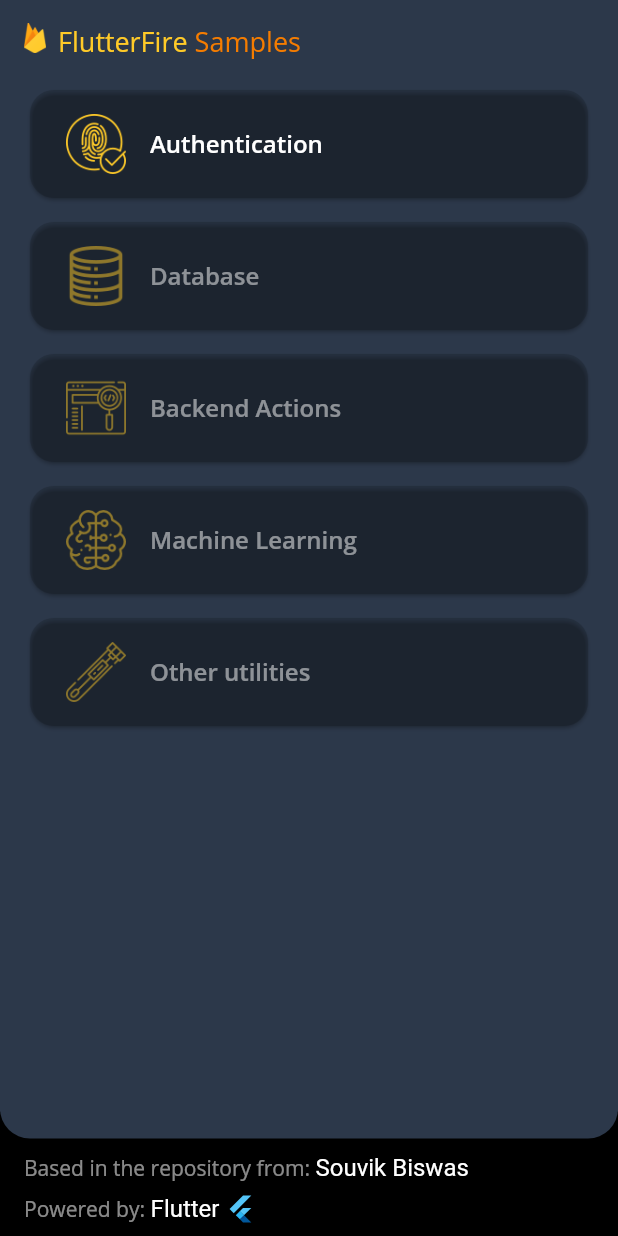
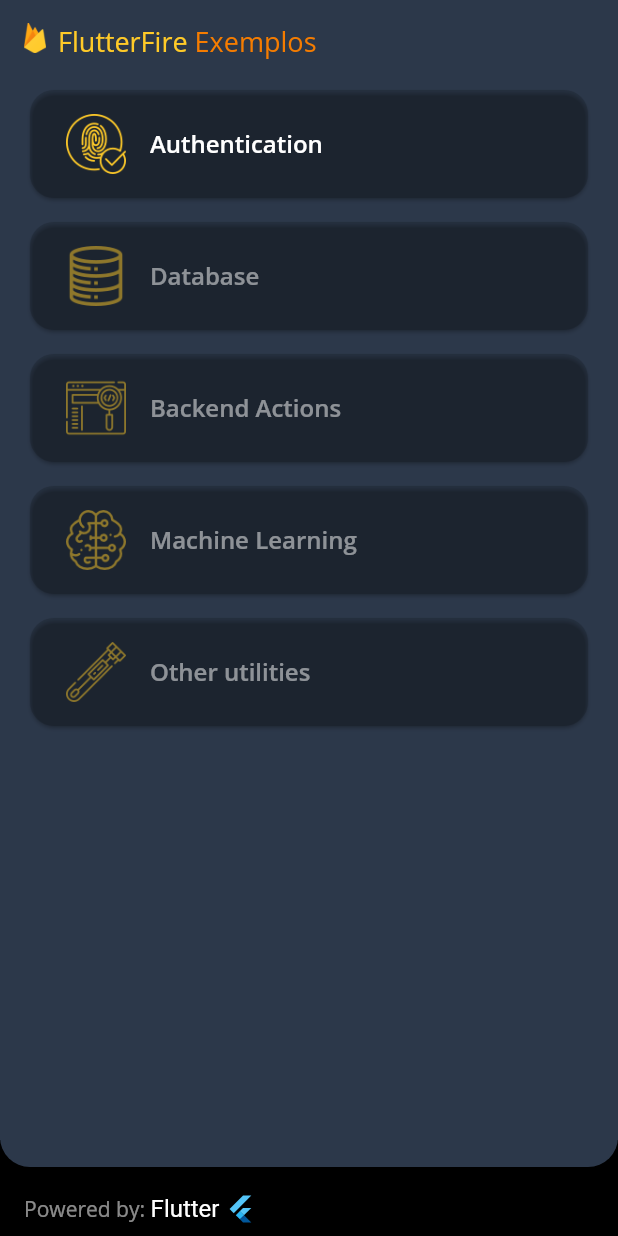
Before and after one commit to PabloGMZILLI/flutterfire-samples-master, a Flutter app: the screen it shows after launch, on a phone screen of 412 x 824 dp. Run offline on Flutter 3.47's test engine with Material 2 defaults, Android fonts, the phone set to English and light mode, and no system bars; our stand-ins replace cloud_firestore, firebase_auth, firebase_core, google_sign_in; accounts and stored records are empty.

Commit message:
Update readme and screens titles

```diff
--- a/lib/main.dart
+++ b/lib/main.dart
@@ -10,7 +10,7 @@ class MyApp extends StatelessWidget {
   @override
   Widget build(BuildContext context) {
     return MaterialApp(
-      title: 'FlutterFire Samples',
+      title: 'Exemplo de autenticador',
       debugShowCheckedModeBanner: false,
       theme: ThemeData(
         primarySwatch: Colors.indigo,
--- a/lib/screens/authentication/email_password/ep_sign_in_screen.dart
+++ b/lib/screens/authentication/email_password/ep_sign_in_screen.dart
@@ -76,7 +76,7 @@ class _EPSignInScreenState extends State<EPSignInScreen> {
                             ),
                           ),
                           Text(
-                            'Authentication',
+                            'Autenticação',
                             style: TextStyle(
                               color: Palette.firebaseOrange,
                               fontSize: 40,
--- a/lib/screens/main_screens/home_screen.dart
+++ b/lib/screens/main_screens/home_screen.dart
@@ -44,7 +44,7 @@ class HomeScreen extends StatelessWidget {
         elevation: 0,
         backgroundColor: Palette.firebaseNavy,
         title: AppBarTitle(
-          sectionName: 'Samples',
+          sectionName: 'Exemplos',
         ),
       ),
       body: SafeArea(
--- a/lib/widgets/footer.dart
+++ b/lib/widgets/footer.dart
@@ -19,25 +19,6 @@ class Footer extends StatelessWidget {
                 crossAxisAlignment: CrossAxisAlignment.start,
                 mainAxisSize: MainAxisSize.min,
                 children: [
-                  RichText(
-                    text: TextSpan(
-                      text: 'Based in the repository from: ',
-                      style: TextStyle(
-                        fontFamily: 'OpenSans',
-                        fontSize: 14.0,
-                        color: Colors.white54,
-                      ),
-                      children: [
-                        TextSpan(
-                          text: 'Souvik Biswas',
-                          style: TextStyle(
-                            color: Colors.white,
-                            fontSize: 16.0,
-                          ),
-                        ),
-                      ],
-                    ),
-                  ),
                   SizedBox(height: 8.0),
                   Row(
                     mainAxisAlignment: MainAxisAlignment.start,
```
Also changed, not shown: 1 other file.
